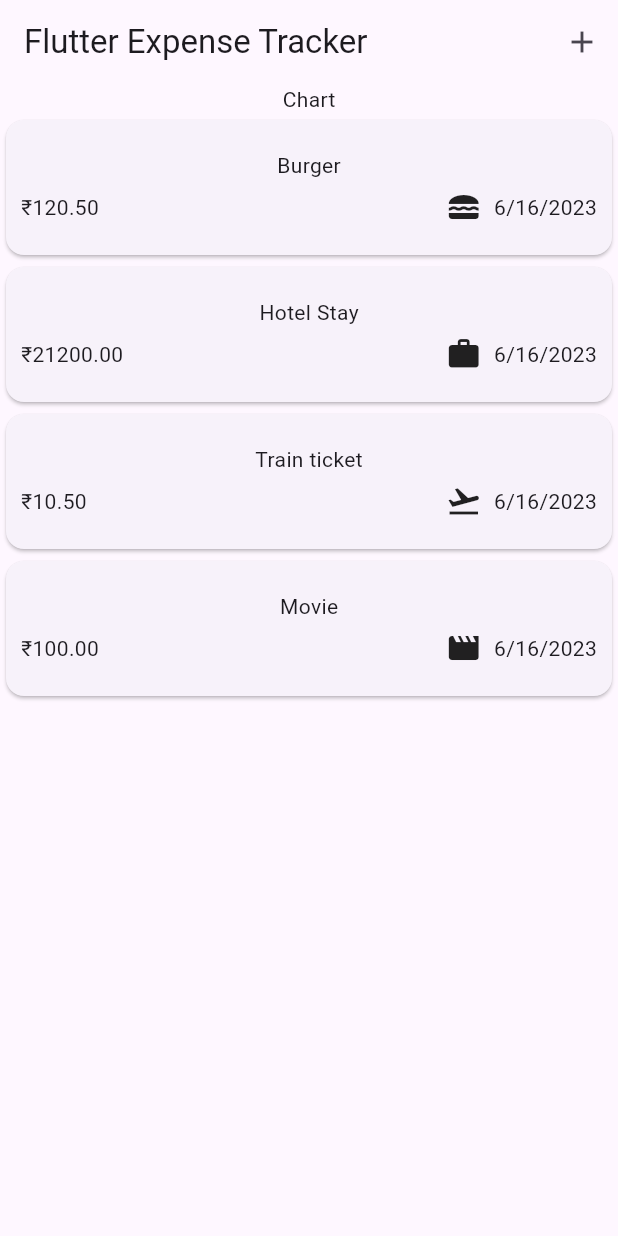
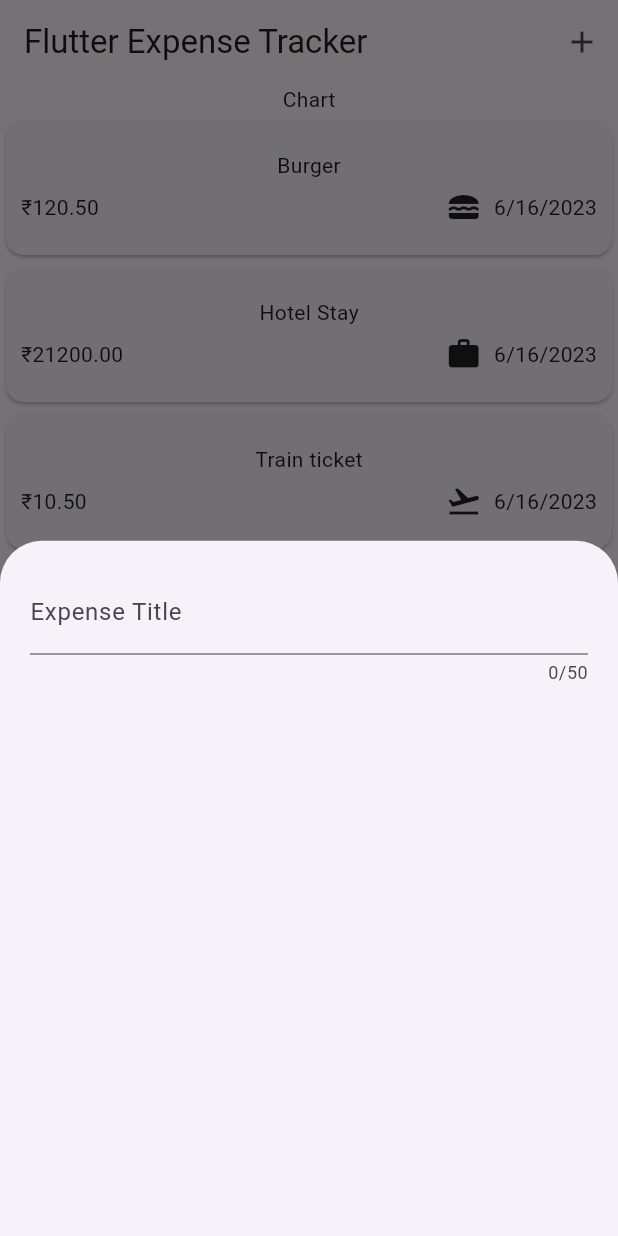
Before and after one commit to thekalpeshchoudhary/expense_tracker, a Flutter app: the screen it shows after launch, after a tap on the "add" icon, on a phone screen of 412 x 824 dp. Run offline on Flutter 3.47's test engine with Material 2 defaults, Android fonts, the phone set to English and light mode, and no system bars.

Commit message:
expense modal

```diff
--- a/lib/widgets/expenses.dart
+++ b/lib/widgets/expenses.dart
@@ -1,5 +1,6 @@
 import 'package:expense_tracker/widgets/expenses_list/expenses_list.dart';
 import 'package:expense_tracker/models/expense.dart';
+import 'package:expense_tracker/widgets/new_expense.dart';
 import 'package:flutter/material.dart';
 
 class Expenses extends StatefulWidget {
@@ -34,13 +35,18 @@ class _ExpensesState extends State<Expenses> {
         category: Category.leisure),
   ];
 
+  void _openAddExpenseOverlay() {
+    showModalBottomSheet(context: context, builder: (ctx) => NewExpense());
+  }
+
   @override
   Widget build(BuildContext context) {
     return Scaffold(
         appBar: AppBar(
           title: const Text('Flutter Expense Tracker'),
           actions: [
-            IconButton(onPressed: () {}, icon: const Icon(Icons.add)),
+            IconButton(
+                onPressed: _openAddExpenseOverlay, icon: const Icon(Icons.add)),
           ],
         ),
         body: Column(
--- /dev/null
+++ b/lib/widgets/new_expense.dart
@@ -0,0 +1,28 @@
+import 'package:flutter/material.dart';
+
+class NewExpense extends StatefulWidget {
+  const NewExpense({super.key});
+  @override
+  State<NewExpense> createState() {
+    return _NewExpenseState();
+  }
+}
+
+class _NewExpenseState extends State<NewExpense> {
+  @override
+  Widget build(BuildContext context) {
+    return Padding(
+      padding: const EdgeInsets.all(20),
+      child: Column(
+        children: const [
+          TextField(
+            maxLength: 50,
+            decoration: InputDecoration(
+              label: Text('Expense Title'),
+            ),
+          ),
+        ],
+      ),
+    );
+  }
+}
```
